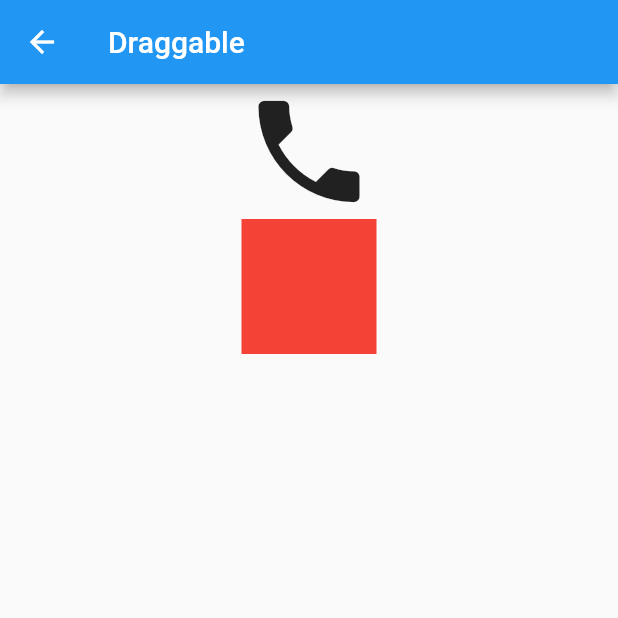
After one commit to ryota47/flutter_package_sample, a Flutter app: the SampleDraggable screen opened by its route, on a phone screen of 412 x 824 dp, the top half of it. The commit adds this screen. Run offline on Flutter 3.47's test engine with Material 2 defaults, Android fonts, the phone set to English and light mode, and no system bars; our stand-ins replace carousel_slider, flutter_slidable, image_picker, shared_preferences, transparent_image; missing offline and left inert: flutter_email_sender, map_launcher; accounts and stored records are empty.

Commit message:
Draggable

```diff
--- a/lib/main.dart
+++ b/lib/main.dart
@@ -8,6 +8,7 @@ import 'package:sample/packages/sample_map_launcher.dart';
 import 'package:sample/packages/sample_shared_preferences.dart';
 import 'package:sample/widgets/animated_builder.dart';
 import 'package:sample/widgets/fade_image.dart';
+import 'package:sample/widgets/sample_%20draggable.dart';
 import 'package:sample/widgets/sample_%20transform.dart';
 import 'package:sample/widgets/sample_animated_container.dart';
 import 'package:sample/widgets/sample_fade_transition.dart';
@@ -58,6 +59,7 @@ class MyApp extends StatelessWidget {
         '/Transform': (BuildContext context) => SampleTransform(),
         '/Dismissible': (BuildContext context) => SampleDismissible(),
         '/ValueListenableBuilder': (BuildContext context) => SampleValueListenableBuilder(),
+        '/Draggable': (BuildContext context) => SampleDraggable(),
       },
       home: MyHomePage(),
     );
--- a/lib/widget_ catalog.dart
+++ b/lib/widget_ catalog.dart
@@ -34,6 +34,7 @@ class _WidgetCatalog extends State<WidgetCatalog> {
                 buttonCompornent(context, 'Transform', '/Transform'),
                 buttonCompornent(context, 'Dismissible', '/Dismissible'),
                 buttonCompornent(context, 'ValueListenableBuilder', '/ValueListenableBuilder'),
+                buttonCompornent(context, 'Draggable', '/Draggable'),
               ],
             ),
           ),
--- /dev/null
+++ b/lib/widgets/sample_ draggable.dart
@@ -0,0 +1,80 @@
+import 'package:flutter/material.dart';
+
+class SampleDraggable extends StatefulWidget {
+  @override
+  State<StatefulWidget> createState() => _SampleDraggable();
+}
+
+class _SampleDraggable extends State<SampleDraggable> {
+  @override
+  Widget build(BuildContext context) {
+    return Scaffold(
+      appBar: AppBar(
+        title: Text('Draggable'),
+      ),
+      body: Center(
+          child: Column(
+        children: [
+          sampleDraggable(),
+          dragTarget(),
+        ],
+      )),
+    );
+  }
+
+  sampleDraggable() {
+    return Draggable(
+      data: '最高！',
+      child: Icon(
+        Icons.phone,
+        size: 90,
+      ),
+      feedback: Icon(
+        Icons.phone_iphone,
+        size: 90,
+      ),
+      childWhenDragging: Icon(
+        Icons.flag,
+        size: 90,
+      ),
+      onDragStarted: () {
+        print("Draggable.onDragStarted:");
+      },
+      onDraggableCanceled: (velocity, offset) {
+        print(
+            "Draggable.onDraggableCanceled: velocity: $velocity, offset: $offset");
+      },
+      onDragCompleted: () {
+        print("Draggable.onDragCompleted:");
+      },
+      onDragEnd: (details) {
+        print("Draggable.onDragEnd: details: $details");
+      },
+    );
+  }
+
+  dragTarget() {
+    return DragTarget(
+      builder: (context, candidateData, rejectedData) {
+        return Container(
+          width: 90,
+          height: 90,
+          color: Colors.red,
+        );
+      },
+      onWillAccept: (String data)  {
+        print('onWillAccept: $data');
+        return true;
+      },
+      // DragTargetにドラッグされた時に呼ばれる
+      onAccept: (String data) {
+        print('onAccept - $data');
+      },
+
+// DragTarget の範囲から離れた時に呼ばれる
+      onLeave: (data) {
+        print('onLeave - $data');
+      },
+    );
+  }
+}
```
